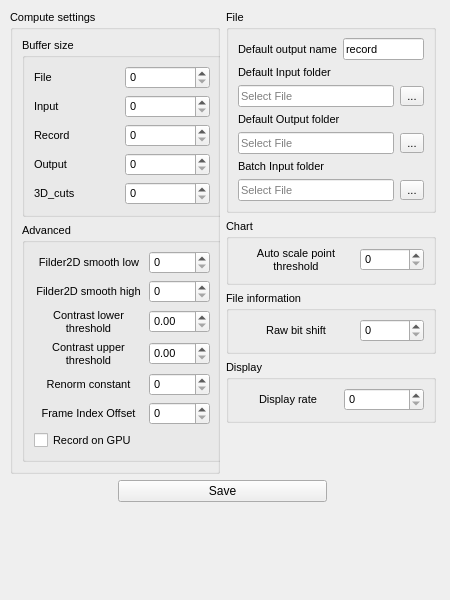
Before: the Qt Designer form Holovibes/advancedsettingswindow.ui in DigitalHolography/Holovibes, drawn with Qt 5.
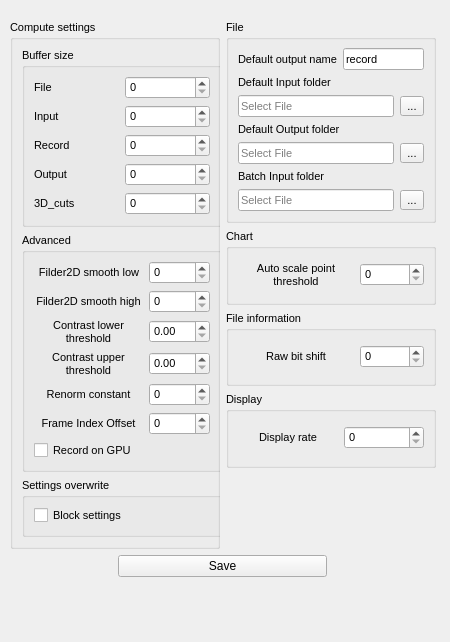
After: the same form once the commit is applied. Custom widgets are drawn as their Qt base class.

Commit message: [UI] addition of a new button that block the saving of compute and user settings

Diff of the .ui file:
```diff
--- a/Holovibes/advancedsettingswindow.ui
+++ b/Holovibes/advancedsettingswindow.ui
@@ -7,7 +7,7 @@
     <x>0</x>
     <y>0</y>
     <width>450</width>
-    <height>600</height>
+    <height>642</height>
    </rect>
   </property>
   <property name="sizePolicy">
@@ -42,9 +42,9 @@
     <property name="geometry">
      <rect>
       <x>10</x>
-      <y>10</y>
+      <y>20</y>
       <width>428</width>
-      <height>428</height>
+      <height>541</height>
      </rect>
     </property>
     <layout class="QGridLayout" name="gridLayout">
@@ -607,6 +607,70 @@
           </layout>
          </widget>
         </item>
+        <item>
+         <widget class="holovibes::gui::GroupBox" name="SavingGroupbox">
+          <property name="sizePolicy">
+           <sizepolicy hsizetype="Fixed" vsizetype="Preferred">
+            <horstretch>1</horstretch>
+            <verstretch>0</verstretch>
+           </sizepolicy>
+          </property>
+          <property name="minimumSize">
+           <size>
+            <width>210</width>
+            <height>0</height>
+           </size>
+          </property>
+          <property name="maximumSize">
+           <size>
+            <width>210</width>
+            <height>16777215</height>
+           </size>
+          </property>
+          <property name="baseSize">
+           <size>
+            <width>210</width>
+            <height>0</height>
+           </size>
+          </property>
+          <property name="font">
+           <font>
+            <pointsize>8</pointsize>
+           </font>
+          </property>
+          <property name="toolTip">
+           <string notr="true"/>
+          </property>
+          <property name="toolTipDuration">
+           <number>-1</number>
+          </property>
+          <property name="title">
+           <string>Settings overwrite</string>
+          </property>
+          <property name="flat">
+           <bool>false</bool>
+          </property>
+          <layout class="QVBoxLayout" name="verticalLayout_20">
+           <property name="bottomMargin">
+            <number>9</number>
+           </property>
+           <item>
+            <layout class="QHBoxLayout" name="horizontalLayout_5">
+             <item>
+              <widget class="QCheckBox" name="SaveCheckBox">
+               <property name="text">
+                <string>Block settings</string>
+               </property>
+               <property name="checked">
+                <bool>false</bool>
+               </property>
+              </widget>
+             </item>
+            </layout>
+           </item>
+          </layout>
+         </widget>
+        </item>
        </layout>
       </widget>
      </item>
```
Left out of the diff: 28 changed lines with no effect on the pictures. The commit also changes 8 other files.
